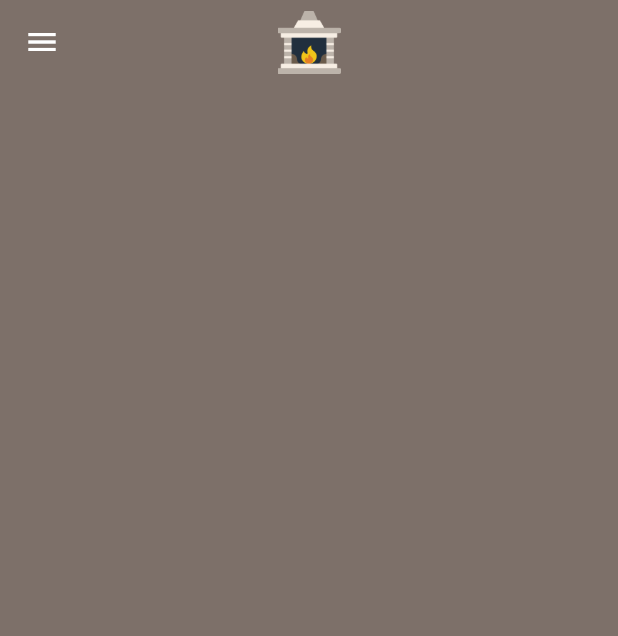
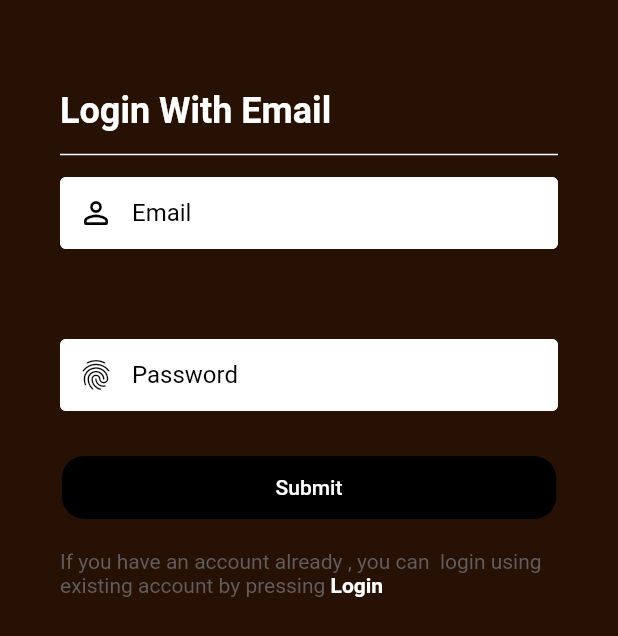
Before and after one commit to RuwaidRul3s/GraduationProject, a Flutter app: the screen it shows after launch, on a phone screen of 412 x 824 dp. Shown: the top 636 px of the screen. Run offline on Flutter 3.47's test engine with Material 2 defaults, Android fonts, the phone set to English and light mode, and no system bars; our stand-ins replace cloud_firestore, firebase_auth, firebase_core, font_awesome_flutter, google_sign_in, intl_phone_field; accounts and stored records are empty.

```diff
--- /dev/null
+++ b/lib/ApplicationScreens/LoginWithEmail.dart
@@ -0,0 +1,28 @@
+
+import 'package:flutter/material.dart';
+import 'package:stonefireplace/Widgets/ApplicationForm.dart';
+
+import '../Widgets/ApplicationLoginWithEmailForm.dart';
+
+
+class LoginWithEmail extends StatefulWidget {
+  static const  String ScreenID='LoginWithEmail';
+
+  const LoginWithEmail({Key? key}) : super(key: key);
+
+  @override
+  State<LoginWithEmail> createState() => _LoginWithEmailState();
+}
+
+class _LoginWithEmailState extends State<LoginWithEmail> {
+  @override
+  Widget build(BuildContext context) {
+     return MaterialApp(
+      home: Scaffold(
+        resizeToAvoidBottomInset: false,
+        backgroundColor: Color.fromARGB(255, 39, 17, 5),
+        body: SafeArea(child: LoginWithEmailForm()),
+      ),
+    );
+  }
+}
--- /dev/null
+++ b/lib/FireBaseLogin.dart
@@ -0,0 +1 @@
+import 'package:firebase_auth/firebase_auth.dart';
--- /dev/null
+++ b/lib/Widgets/ApplicationFormHeader.dart
@@ -0,0 +1,24 @@
+import 'package:flutter/material.dart';
+
+
+class FormHeader extends StatelessWidget {
+  const FormHeader({Key? key,required this.HeaderText}) : super(key: key);
+  final String HeaderText;
+  @override
+  Widget build(BuildContext context) {
+    return  Container(
+        child: Column(
+          crossAxisAlignment: CrossAxisAlignment.start,
+          children: [
+            Text(HeaderText,style: TextStyle(fontSize:24,fontWeight: FontWeight.w600,color: Colors.white),),
+            Divider(
+              color: Colors.white,
+              height: 30,
+              thickness: 1,
+
+            )
+          ],
+        ),
+    );
+  }
+}
--- /dev/null
+++ b/lib/Widgets/ApplicationLoginWithEmailForm.dart
@@ -0,0 +1,125 @@
+import 'package:cloud_firestore/cloud_firestore.dart';
+import 'package:firebase_auth/firebase_auth.dart';
+import 'package:flutter/material.dart';
+
+
+import 'package:stonefireplace/Widgets/ApplicationButton.dart';
+import 'package:stonefireplace/Widgets/ApplicationFormHeader.dart';
+class LoginWithEmailForm extends StatefulWidget {
+  const LoginWithEmailForm({Key? key}) : super(key: key);
+
+  @override
+  State<LoginWithEmailForm> createState() => _LoginWithEmailFormState();
+}
+
+class _LoginWithEmailFormState extends State<LoginWithEmailForm> {
+  final   email=TextEditingController();
+  final   password=TextEditingController();
+
+  @override
+  Widget build(BuildContext context) {
+    return Container(
+      child: Padding(
+        padding: EdgeInsets.symmetric(vertical: 20),
+        child: Form(
+
+          child: Padding(
+            padding: EdgeInsets.all(40),
+            child: Column(
+              children: [
+                FormHeader(HeaderText:'Login With Email'),
+                TextFormField(
+                controller:email ,
+                  decoration: InputDecoration(
+                      contentPadding: EdgeInsets.zero,
+                      floatingLabelBehavior: FloatingLabelBehavior.never,
+                      filled: true,
+                      fillColor: Colors.white,
+                      label: Text('Email'),
+                      labelStyle: TextStyle(color: Colors.black),
+                      prefixIcon: Icon(
+                        Icons.person_outline_rounded,
+                        color: Colors.black,
+                      ),
+                      enabledBorder: OutlineInputBorder(
+                          borderSide:
+                          BorderSide(width: 2, color: Colors.white)),
+                      focusedBorder: OutlineInputBorder(
+                          borderSide:
+                          BorderSide(width: 2, color: Colors.white))),
+                ),
+                SizedBox(
+                  height: 30,
+                ),
+
+                SizedBox(
+                  height: 30,
+                ),
+                TextFormField(
+              controller: password,
+                  validator: (value) {
+                    if (value == null || value.isEmpty || value.length < 6) {
+                      return "password lenght < 6 ";
+                    }
+                    return null;
+                  },
+                  decoration: InputDecoration(
+                      contentPadding: EdgeInsets.zero,
+                      floatingLabelBehavior: FloatingLabelBehavior.never,
+                      filled: true,
+                      fillColor: Colors.white,
+                      label: Text('Password'),
+                      labelStyle: TextStyle(color: Colors.black),
+                      prefixIcon: Icon(
+                        Icons.fingerprint,
+                        color: Colors.black,
+                      ),
+                      enabledBorder: OutlineInputBorder(
+                          borderSide:
+                          BorderSide(width: 2, color: Colors.white)),
+                      focusedBorder: OutlineInputBorder(
+                          borderSide:
+                          BorderSide(width: 2, color: Colors.white))),
+                ),
+                SizedBox(
+                  height: 30,
+                ),
+                ApplicationButton(
+                    ButtonText: 'Submit',
+                    On_press_function: () async
+    {
+                      UserCredential userCredentials= await FirebaseAuth.instance.
+      createUserWithEmailAndPassword(email:email.text.trim(), password: password.text.trim());
+              await FirebaseAuth.instance.currentUser!.updateDisplayName('Ruwaid');
+                      await FirebaseAuth.instance.currentUser!.updateEmail('toxicinteger@gmail.com');
+               await FirebaseFirestore.instance.collection('users').doc("201820118").set({'email':'toxicinteger@gmail.com','name':'Ruwaid'});
+
+    },
+                    ButtonColor: Colors.black,
+                    ButtonStyle: TextStyle(fontSize: 14, color: Colors.white)),
+                SizedBox(
+                  height: 20,
+                ),
+                RichText(
+                  text: TextSpan(
+                      text:
+                      'If you have an account already , you can  login using existing account by pressing',
+                      style: TextStyle(
+                          fontSize: 14, color: Color.fromARGB(255, 98, 93, 93)),
+                      children: [
+                        TextSpan(
+                            text: ' Login',
+                            style: TextStyle(
+                                fontSize: 14,
+                                color: Colors.white,
+                                fontWeight: FontWeight.bold))
+                      ]),
+                )
+              ],
+            ),
+          ),
+        ),
+      ),
+    );
+  }
+}
--- a/lib/main.dart
+++ b/lib/main.dart
@@ -13,6 +13,7 @@ import 'package:stonefireplace/ApplicationScreens/LandingPage.dart';
 import 'package:stonefireplace/ApplicationScreens/LoginPage.dart';
 import 'package:stonefireplace/ApplicationScreens/LoginWithPhone.dart';
 import 'package:stonefireplace/GoogleSigninProvider.dart';
+import 'package:stonefireplace/ApplicationScreens/LoginWithEmail.dart';
 // this is the starting point for the application
 
 Future   main() async {
@@ -24,12 +25,13 @@ Future   main() async {
     ChangeNotifierProvider(
       create: (context)=>GoogleSignInProvider(),
       child:  MaterialApp(
-        initialRoute: HomeScreen.ScreenID,
+        initialRoute: LoginWithEmail.ScreenID,
         routes: {
           StoneFirePlace.ScreenID:(context)=>StoneFirePlace(),
           LoginScreen.ScreenID:(context)=>LoginScreen(),
           LoginWithPhoneNumber.ScreenID:(context)=>LoginWithPhoneNumber(),
           HomeScreen.ScreenID:(context)=>HomeScreen(),
+          LoginWithEmail.ScreenID:(context)=>LoginWithEmail(),
         },
       )),
     );
--- a/pubspec.yaml
+++ b/pubspec.yaml
@@ -39,6 +39,8 @@ dependencies:
   google_sign_in: ^6.1.0
   provider: ^6.0.5
   font_awesome_flutter: ^10.4.0
+  intl_phone_field: ^3.1.0
+  cloud_firestore: ^4.5.1
 
 
 
```
Also changed, not shown: lib/ApplicationScreens/LoginWithPhone.dart (+8 -2 lines), lib/Widgets/ApplicationForm.dart (added, +146 -0 lines), pubspec.lock, 2 other files.
